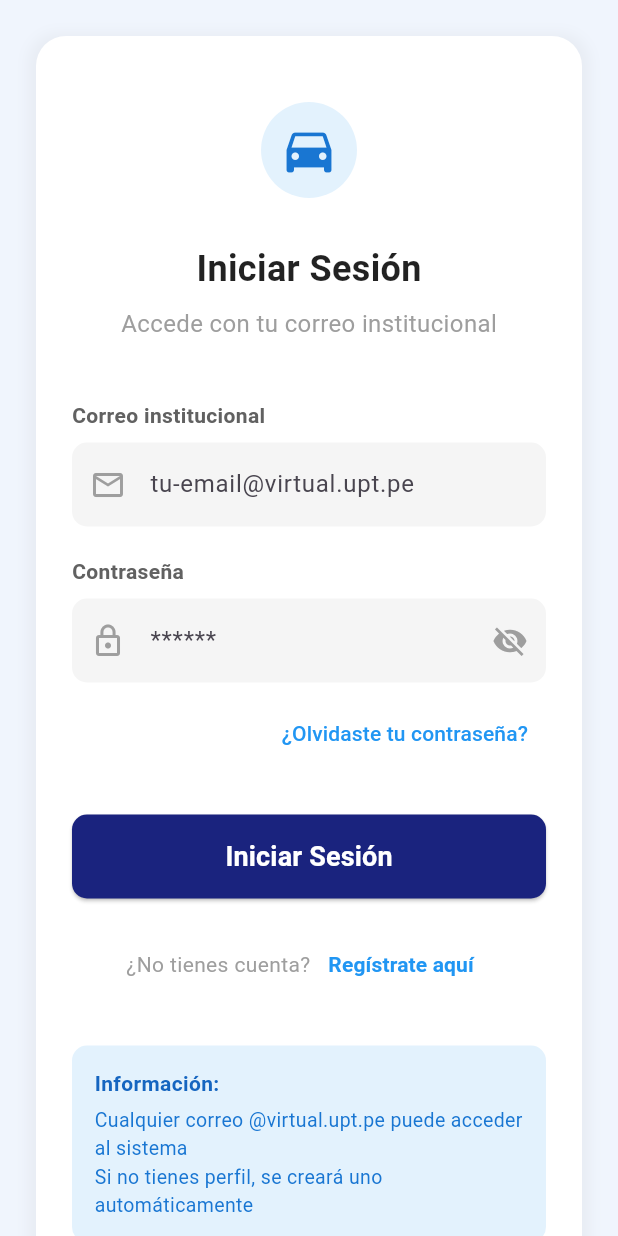
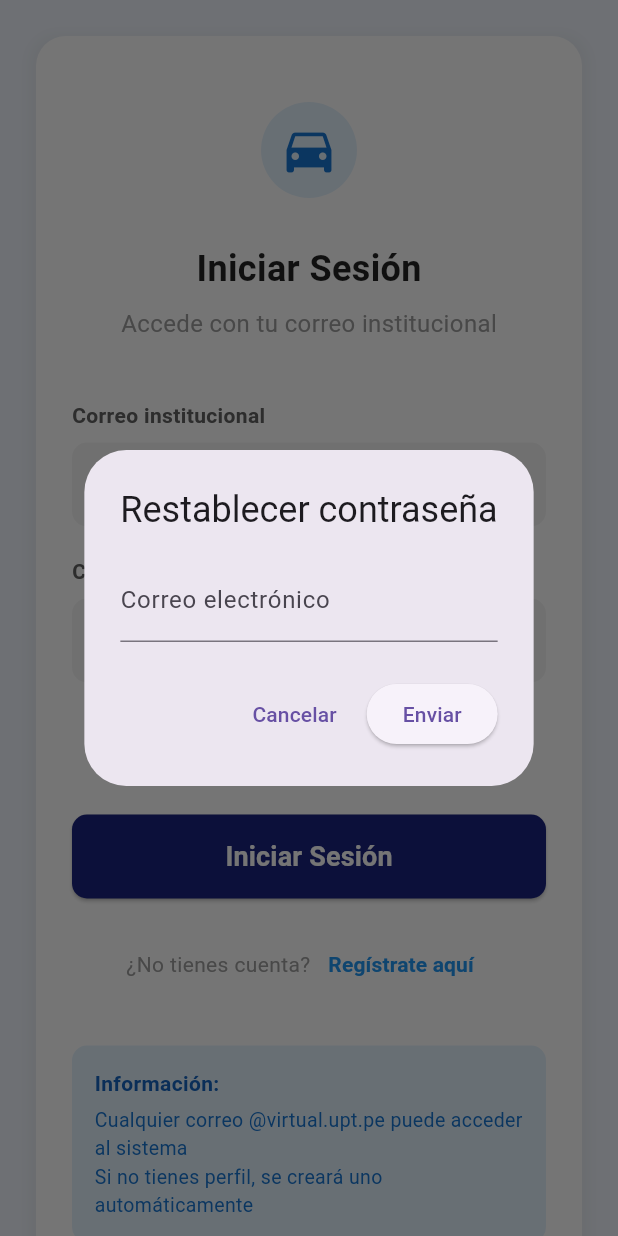
Before and after one commit to Marant7/MovUni, a Flutter app: the screen it shows after launch, after a tap on "Saltar", after a tap on "Empezar", after a tap on "¿Olvidaste tu contraseña?", on a phone screen of 412 x 824 dp. Run offline on Flutter 3.47's test engine with Material 3 defaults, Android fonts, the phone set to English and light mode, and no system bars; our stand-ins replace cloud_firestore, firebase_auth, firebase_core, google_maps_flutter, introduction_screen, shared_preferences; accounts and stored records are empty.

Commit message:
[@mangoesafterplay] Recuperación de contraseña por correo #3

```diff
--- a/lib/login.dart
+++ b/lib/login.dart
@@ -184,6 +184,63 @@ class _LoginPageState extends State<LoginPage> {
     }
   }
 
+  void _mostrarDialogoRecuperarContrasena(BuildContext context) {
+    final TextEditingController emailController = TextEditingController();
+
+    showDialog(
+      context: context,
+      builder: (BuildContext context) {
+        return AlertDialog(
+          title: const Text('Restablecer contraseña'),
+          content: TextField(
+            controller: emailController,
+            decoration: const InputDecoration(
+              labelText: 'Correo electrónico',
+              hintText: 'Ingresa tu correo registrado',
+            ),
+            keyboardType: TextInputType.emailAddress,
+          ),
+          actions: [
+            TextButton(
+              onPressed: () {
+                Navigator.of(context).pop(); // Cerrar el modal
+              },
+              child: const Text('Cancelar'),
+            ),
+            ElevatedButton(
+              onPressed: () async {
+                final email = emailController.text.trim();
+                if (email.isEmpty) {
+                  ScaffoldMessenger.of(context).showSnackBar(
+                    const SnackBar(content: Text('Por favor ingresa un correo')),
+                  );
+                  return;
+                }
+
+                try {
+                  await FirebaseAuth.instance.sendPasswordResetEmail(email: email);
+                  Navigator.of(context).pop(); // Cerrar el modal
+                  ScaffoldMessenger.of(context).showSnackBar(
+                    SnackBar(content: Text('Correo de recuperación enviado a $email')),
+                  );
+                } on FirebaseAuthException catch (e) {
+                  String mensaje = 'Error al enviar el correo';
+                  if (e.code == 'user-not-found') {
+                    mensaje = 'No existe una cuenta con ese correo.';
+                  }
+                  ScaffoldMessenger.of(context).showSnackBar(
+                    SnackBar(content: Text(mensaje)),
+                  );
+                }
+              },
+              child: const Text('Enviar'),
+            ),
+          ],
+        );
+      },
+    );
+  }
+
   @override
   Widget build(BuildContext context) {
     return Scaffold(
@@ -317,7 +374,7 @@ class _LoginPageState extends State<LoginPage> {
                   alignment: Alignment.centerRight,
                   child: TextButton(
                     onPressed: () {
-                      print('Forgot password pressed');
+                      _mostrarDialogoRecuperarContrasena(context);
                     },
                     child: const Text(
                       '¿Olvidaste tu contraseña?',
```
